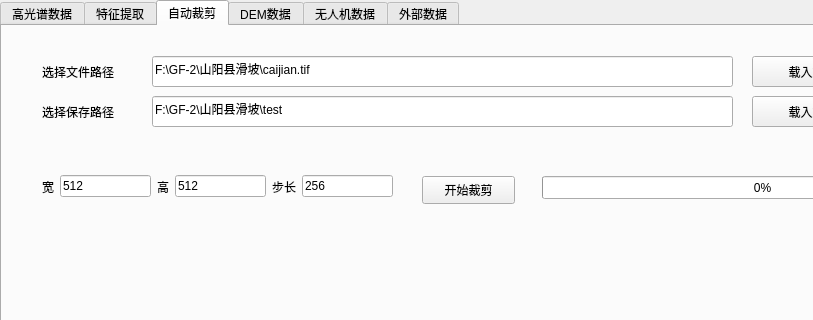
Qt form zhengshiban_dialog_base.ui (tudoulei/zhengshiban) before a commit; both pictures show x 0 to 813 and y 0 to 320 of the 1042 by 767 pixel window.
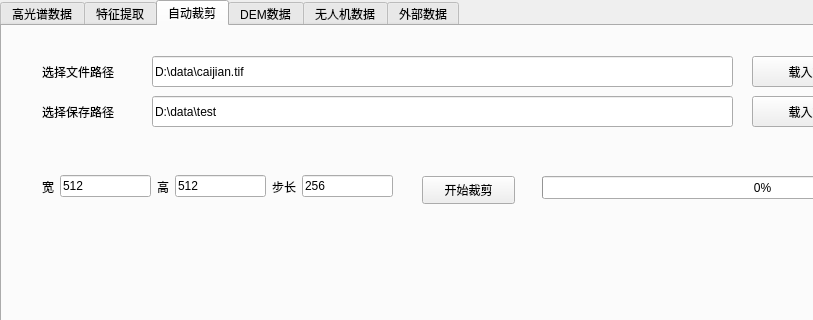
The same form after that commit. The open tabs and pages were chosen to show the change.

Commit message: 正式版0.01

The edit to the form file:
```diff
--- a/zhengshiban_dialog_base.ui
+++ b/zhengshiban_dialog_base.ui
@@ -498,7 +498,7 @@
       </rect>
      </property>
      <property name="text">
-      <string>F:\GF-2\山阳县滑坡\test</string>
+      <string>D:\data\test</string>
      </property>
     </widget>
     <widget class="QPushButton" name="pushButton_clip_output">
@@ -527,7 +527,7 @@
       </rect>
      </property>
      <property name="text">
-      <string>F:\GF-2\山阳县滑坡\caijian.tif</string>
+      <string>D:\data\caijian.tif</string>
      </property>
     </widget>
     <widget class="QLabel" name="label_9">
```
Left out of the diff: 6 changed lines with no effect on the pictures. The commit also changes 1 other file.
